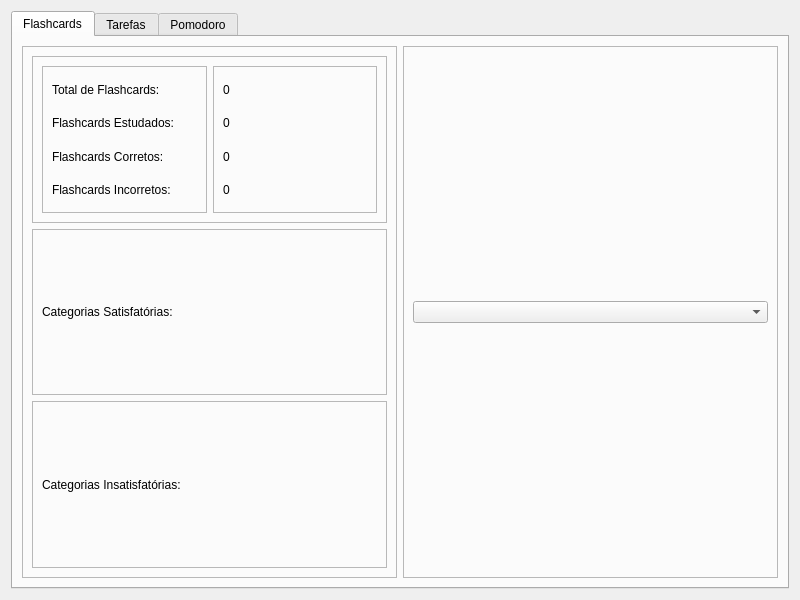
Nbdyleto/PySide6_Self_TCC, file functions/see_progress/see_progress.ui: the form before one commit.
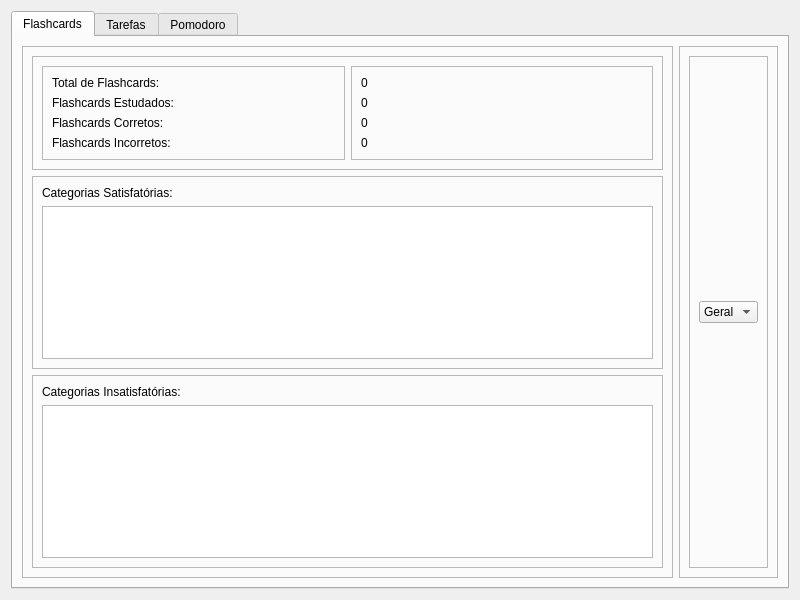
The form after the commit. The open tabs and pages were chosen to show the change.

Commit message: [see-progress] adding temp plots

```diff
--- a/functions/see_progress/see_progress.ui
+++ b/functions/see_progress/see_progress.ui
@@ -165,6 +165,9 @@
                </property>
               </widget>
              </item>
+             <item>
+              <widget class="QListWidget" name="listWidget"/>
+             </item>
             </layout>
            </widget>
           </item>
@@ -184,6 +187,9 @@
                </property>
               </widget>
              </item>
+             <item>
+              <widget class="QListWidget" name="listWidget_2"/>
+             </item>
             </layout>
            </widget>
           </item>
@@ -191,7 +197,7 @@
         </widget>
        </item>
        <item>
-        <widget class="QFrame" name="framePieChart_flashcards">
+        <widget class="QFrame" name="frame_19">
          <property name="frameShape">
           <enum>QFrame::StyledPanel</enum>
          </property>
@@ -200,7 +206,25 @@
          </property>
          <layout class="QVBoxLayout" name="verticalLayout_7">
           <item>
-           <widget class="QComboBox" name="comboBox"/>
+           <widget class="QFrame" name="framePieChart_flashcards">
+            <property name="frameShape">
+             <enum>QFrame::StyledPanel</enum>
+            </property>
+            <property name="frameShadow">
+             <enum>QFrame::Raised</enum>
+            </property>
+            <layout class="QVBoxLayout" name="verticalLayout_18">
+             <item>
+              <widget class="QComboBox" name="qCBoxFlashcards">
+               <item>
+                <property name="text">
+                 <string>Geral</string>
+                </property>
+               </item>
+              </widget>
+             </item>
+            </layout>
+           </widget>
           </item>
          </layout>
         </widget>
@@ -288,7 +312,7 @@
               </widget>
              </item>
              <item>
-              <widget class="QListWidget" name="listWidget_2"/>
+              <widget class="QListWidget" name="listWidget_3"/>
              </item>
             </layout>
            </widget>
@@ -310,7 +334,7 @@
               </widget>
              </item>
              <item>
-              <widget class="QListWidget" name="listWidget"/>
+              <widget class="QListWidget" name="listWidget_4"/>
              </item>
             </layout>
            </widget>
```
Left out of the diff: 49 changed lines with no effect on the pictures. The commit also changes 5 other files.
